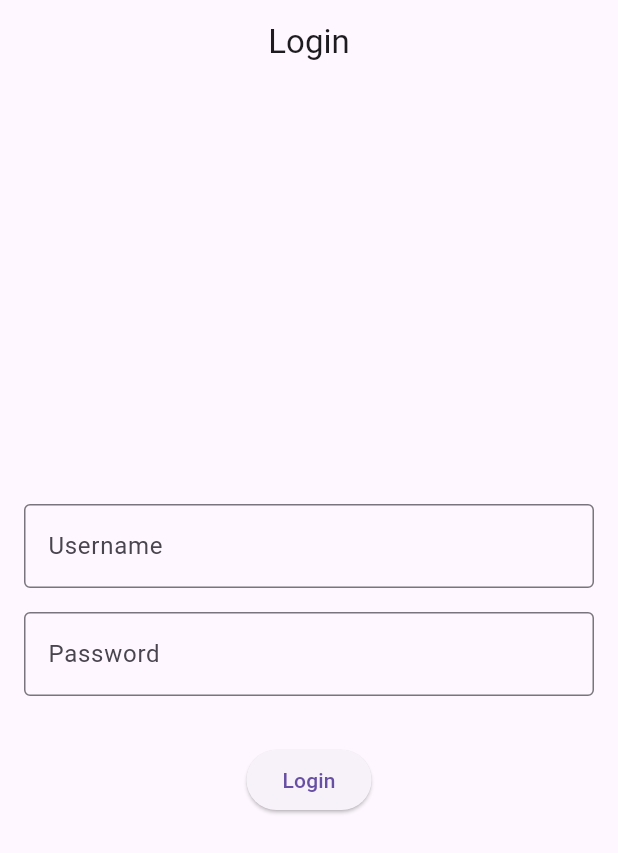
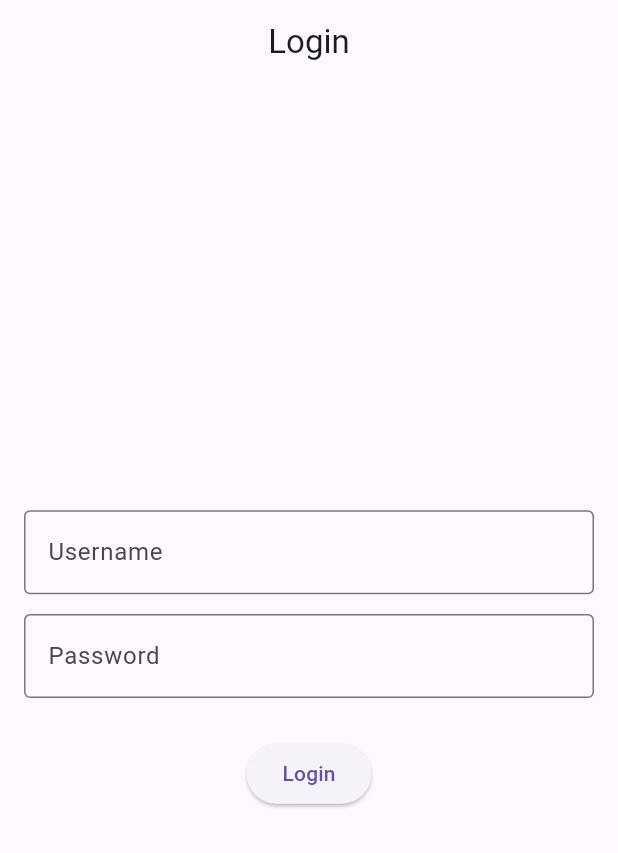
Before and after one commit to Ayoobkibrahim/cloudocz_technical_test_app, a Flutter app: the screen it shows after launch, on a phone screen of 412 x 824 dp. Shown: the top 853 px of the screen. Run offline on Flutter 3.47's test engine with Material 3 defaults, Android fonts, the light colour scheme and no system bars; our stand-ins replace freezed_annotation, shared_preferences; accounts and stored records are empty.

Commit message:
login screen code refactored

```diff
--- a/lib/features/authentication/service/auth_service.dart
+++ b/lib/features/authentication/service/auth_service.dart
@@ -28,7 +28,7 @@ class AuthService {
         return null;
       }
     } catch (e) {
-      throw Exception(e.toString());
+      throw ('Something went wrong');
     }
   }
 }
--- a/lib/features/authentication/view/login_screen.dart
+++ b/lib/features/authentication/view/login_screen.dart
@@ -1,8 +1,11 @@
+import 'package:cloudocz_technical_test_app/extensions/mediaquery_extension.dart';
 import 'package:cloudocz_technical_test_app/features/authentication/view_model/login_view_model.dart';
 import 'package:flutter/material.dart';
 import 'package:provider/provider.dart';
 
 class LoginScreen extends StatefulWidget {
+  const LoginScreen({super.key});
+
   @override
   _LoginScreenState createState() => _LoginScreenState();
 }
@@ -14,10 +17,14 @@ class _LoginScreenState extends State<LoginScreen> {
 
   @override
   Widget build(BuildContext context) {
+    double scrHeight = context.mediaQueryHeight;
     final loginViewModel = Provider.of<LoginViewModel>(context);
 
     return Scaffold(
-      appBar: AppBar(title: Text("Login"), centerTitle: true),
+      appBar: AppBar(
+        title: const Text("Login"),
+        centerTitle: true,
+      ),
       body: Padding(
         padding: const EdgeInsets.all(16.0),
         child: Form(
@@ -27,7 +34,7 @@ class _LoginScreenState extends State<LoginScreen> {
             children: [
               TextFormField(
                 controller: usernameController,
-                decoration: InputDecoration(
+                decoration: const InputDecoration(
                   labelText: "Username",
                   border: OutlineInputBorder(),
                 ),
@@ -38,11 +45,11 @@ class _LoginScreenState extends State<LoginScreen> {
                   return null;
                 },
               ),
-              SizedBox(height: 16),
+              (scrHeight * 0.016).height,
               TextFormField(
                 controller: passwordController,
                 obscureText: true,
-                decoration: InputDecoration(
+                decoration: const InputDecoration(
                   labelText: "Password",
                   border: OutlineInputBorder(),
                 ),
@@ -56,15 +63,15 @@ class _LoginScreenState extends State<LoginScreen> {
                   return null;
                 },
               ),
-              SizedBox(height: 16),
+              (scrHeight * 0.016).height,
               if (loginViewModel.errorMessage != null)
                 Text(
                   loginViewModel.errorMessage!,
-                  style: TextStyle(color: Colors.red),
+                  style: const TextStyle(color: Colors.red),
                 ),
-              SizedBox(height: 16),
+              (scrHeight * 0.016).height,
               loginViewModel.isLoading
-                  ? CircularProgressIndicator()
+                  ? const CircularProgressIndicator()
                   : ElevatedButton(
                       onPressed: () async {
                         if (_formKey.currentState!.validate()) {
@@ -74,11 +81,14 @@ class _LoginScreenState extends State<LoginScreen> {
                           );
 
                           if (success == true) {
-                            Navigator.pushReplacementNamed(context, '/homepage');
+                            Navigator.pushReplacementNamed(
+                              context,
+                              '/homepage',
+                            );
                           }
                         }
                       },
-                      child: Text("Login"),
+                      child: const Text("Login"),
                     ),
             ],
           ),
--- a/lib/features/home/view/widgets/taskPage.dart
+++ b/lib/features/home/view/widgets/taskPage.dart
@@ -1,6 +1,5 @@
 import 'package:cloudocz_technical_test_app/config/components/bouncing_button_widget.dart';
 import 'package:cloudocz_technical_test_app/extensions/mediaquery_extension.dart';
-import 'package:cloudocz_technical_test_app/features/home/model/task_model.dart';
 import 'package:cloudocz_technical_test_app/features/home/view_model/homescreen_view_model.dart';
 import 'package:flutter/material.dart';
 import 'package:provider/provider.dart';
--- a/lib/main.dart
+++ b/lib/main.dart
@@ -6,7 +6,8 @@ import 'package:flutter/material.dart';
 import 'package:provider/provider.dart';
 
 void main() async {
-  WidgetsFlutterBinding.ensureInitialized(); // Required for async initialization
+  WidgetsFlutterBinding
+      .ensureInitialized(); // Required for async initialization
 
   final loginViewModel = LoginViewModel();
   await loginViewModel.checkLoginStatus();
@@ -17,7 +18,10 @@ void main() async {
 class MyApp extends StatelessWidget {
   final LoginViewModel loginViewModel;
 
-  MyApp({required this.loginViewModel});
+  const MyApp({
+    super.key,
+    required this.loginViewModel,
+  });
 
   @override
   Widget build(BuildContext context) {
@@ -32,9 +36,11 @@ class MyApp extends StatelessWidget {
         theme: ThemeData(
           primarySwatch: Colors.blue,
         ),
-        home: loginViewModel.isLoggedIn ? Homescreen() : LoginScreen(),
+        home: loginViewModel.isLoggedIn
+            ? const Homescreen()
+            : const LoginScreen(),
         routes: {
-          '/homepage': (context) => Homescreen(),
+          '/homepage': (context) => const Homescreen(),
         },
       ),
     );
--- a/lib/model/task_model.dart
+++ /dev/null
@@ -1 +0,0 @@
-// TODO Implement this library.
```
Also changed, not shown: lib/extensions/validator_extension.dart (deleted, +0 -24 lines), lib/features/authentication/view/task_list_screen.dart (deleted, +0 -13 lines), lib/features/home/view/widgets/task_data_state.dart (+17 -12 lines).
